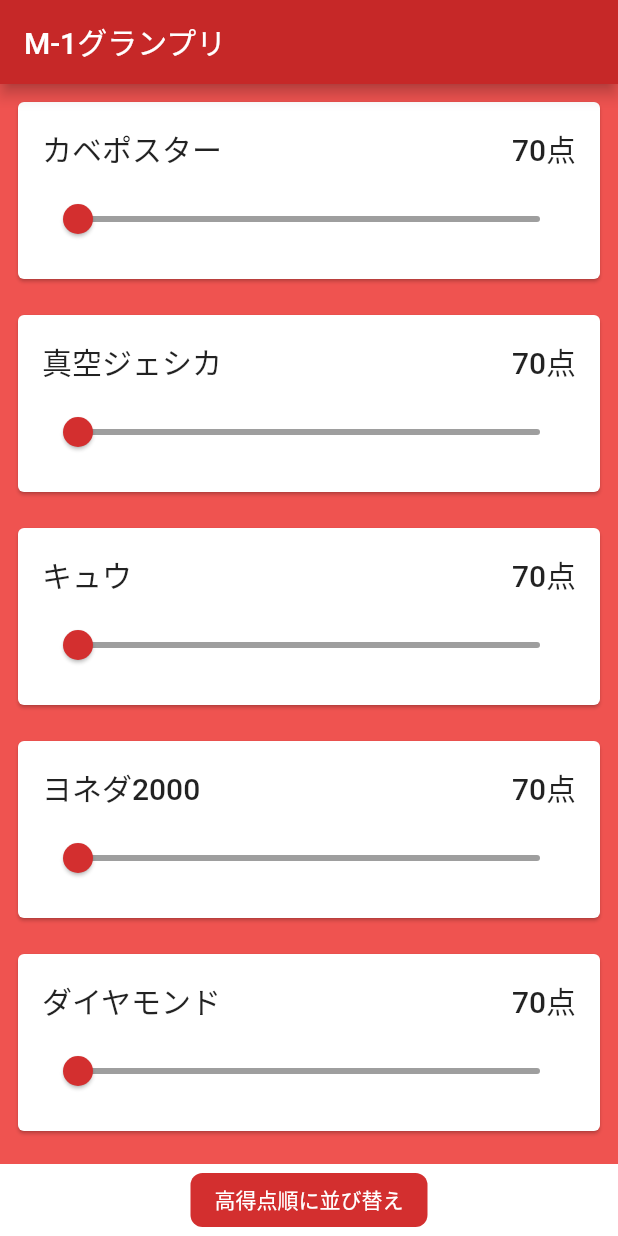
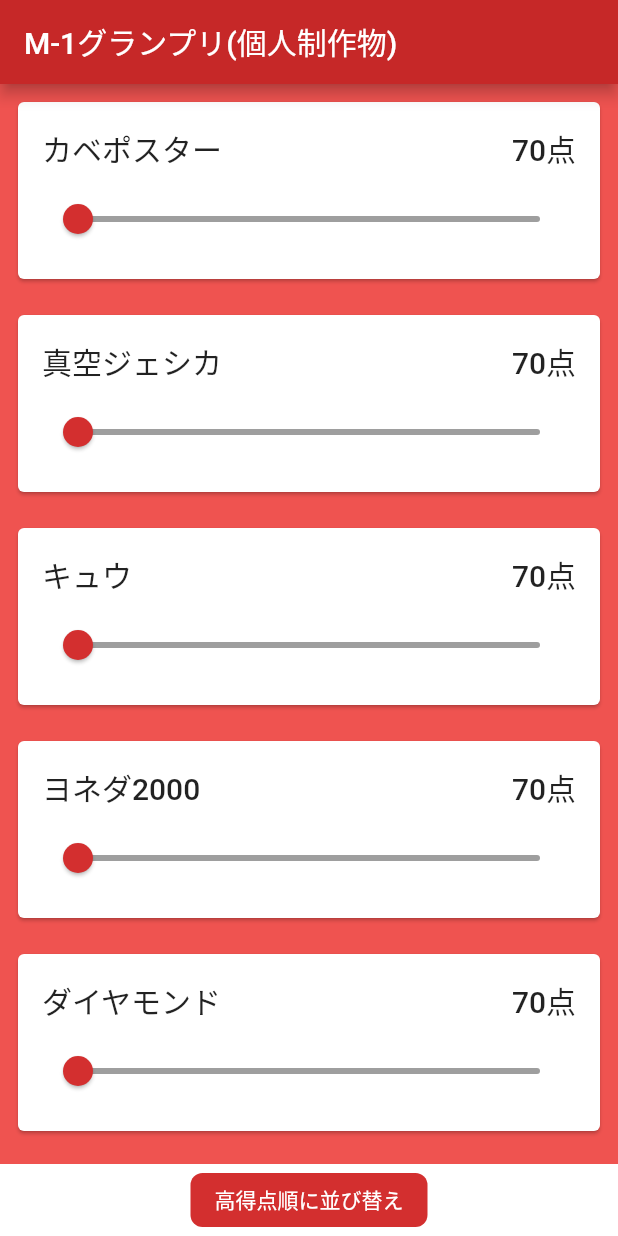
Before and after one commit to smizuno2018/m1-judge, a Flutter app: the screen it shows after launch, on a phone screen of 412 x 824 dp. Run offline on Flutter 3.47's test engine with Material 2 defaults, Android fonts, the phone set to English and light mode, and no system bars; our stand-ins replace shared_preferences.

Commit message:
fix title

```diff
--- a/lib/main.dart
+++ b/lib/main.dart
@@ -9,11 +9,11 @@
   @override
   Widget build(BuildContext context) {
     return MaterialApp(
-      title: 'M-1グランプリ',
+      title: 'M-1グランプリ(個人制作物)',
       theme: ThemeData(
         primarySwatch: Colors.blue,
       ),
-      home: MyHomePage(title: 'M-1グランプリ'),
+      home: MyHomePage(title: 'M-1グランプリ(個人制作物)'),
     );
   }
 }
```
